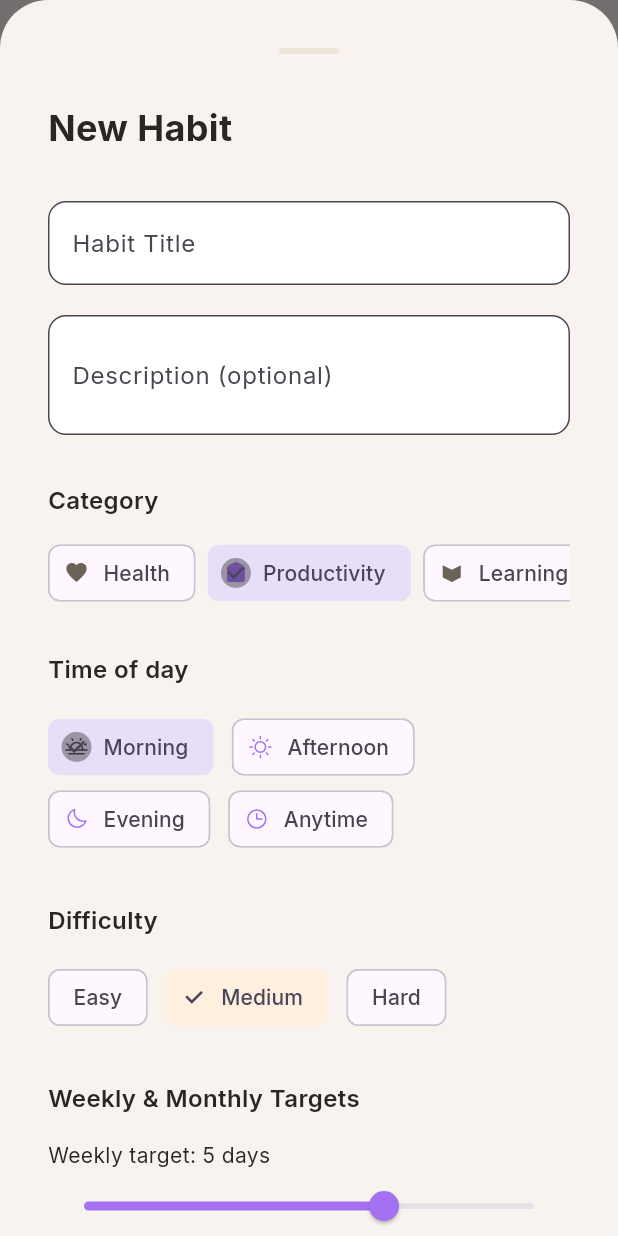
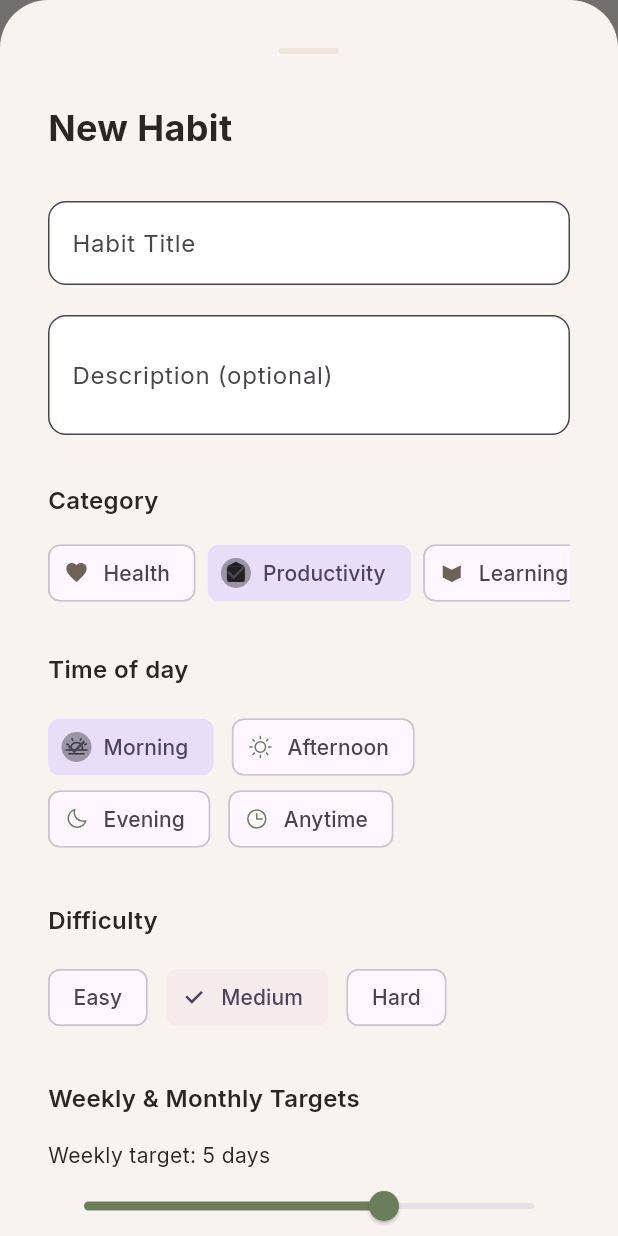
Before and after one commit to erencanakyuz/Bootstrapapp, a Flutter app: the screen it shows after launch, after a tap on "Skip", after a tap on "Your One Perfect Day", on a phone screen of 412 x 824 dp. Run offline on Flutter 3.47's test engine with Material 3 defaults, Android fonts, the phone set to English and light mode, and no system bars; our stand-ins replace confetti, file_picker, fl_chart, flutter_local_notifications, flutter_riverpod, flutter_svg and 6 more.

Commit message:
FİX COLOR1

```diff
--- a/lib/main.dart
+++ b/lib/main.dart
@@ -41,7 +41,7 @@ class BootstrapApp extends ConsumerWidget {
           backgroundColor: colors.background,
           body: Center(
             child: CircularProgressIndicator(
-              color: colors.primary,
+              color: colors.textPrimary,
             ),
           ),
         ),
--- a/lib/models/habit.dart
+++ b/lib/models/habit.dart
@@ -122,11 +122,11 @@ extension HabitDifficultyDetails on HabitDifficulty {
   Color get badgeColor {
     switch (this) {
       case HabitDifficulty.easy:
-        return const Color(0xFF34D399);
+        return const Color(0xFF6B7D5A); // Military/olive green
       case HabitDifficulty.medium:
-        return const Color(0xFFFBBF24);
+        return const Color(0xFFC9A882); // Muted warm beige-orange
       case HabitDifficulty.hard:
-        return const Color(0xFFFB7185);
+        return const Color(0xFFB87D7D); // Muted dusty rose
     }
   }
 }
@@ -683,7 +683,7 @@ class HabitTemplates {
         id: _uuid.v4(),
         title: 'Sleep 8 hours',
         description: 'Lights out by 10:30pm to earn your recovery badge',
-        color: const Color(0xFF3D8BFF),
+        color: const Color(0xFF6B8FA3), // Muted blue-gray
         icon: PhosphorIconsRegular.moon,
         category: HabitCategory.health,
         timeBlock: HabitTimeBlock.evening,
@@ -693,7 +693,7 @@ class HabitTemplates {
         id: _uuid.v4(),
         title: 'Meditation 15m',
         description: 'Deep breathing and mindfulness reset',
-        color: const Color(0xFF9C27B0),
+        color: const Color(0xFF9B8FA8), // Muted dusty lavender
         icon: PhosphorIconsRegular.leaf,
         category: HabitCategory.mindfulness,
         timeBlock: HabitTimeBlock.morning,
@@ -703,7 +703,7 @@ class HabitTemplates {
         id: _uuid.v4(),
         title: 'Deep Work Block',
         description: '90 minutes distraction-free creation',
-        color: const Color(0xFF22C55E),
+        color: const Color(0xFF6B7D5A), // Military/olive green
         icon: PhosphorIconsRegular.briefcase,
         category: HabitCategory.productivity,
         timeBlock: HabitTimeBlock.afternoon,
@@ -713,7 +713,7 @@ class HabitTemplates {
         id: _uuid.v4(),
         title: 'Hydration Hero',
         description: '3 full bottles before lunch',
-        color: const Color(0xFF0EA5E9),
+        color: const Color(0xFF7A9B9B), // Muted dusty teal
         icon: PhosphorIconsRegular.drop,
         category: HabitCategory.health,
         timeBlock: HabitTimeBlock.morning,
@@ -723,7 +723,7 @@ class HabitTemplates {
         id: _uuid.v4(),
         title: 'Read 20 pages',
         description: 'Fuel your thinking with a focused reading sprint',
-        color: const Color(0xFFF0B429),
+        color: const Color(0xFFC9A882), // Muted warm beige-orange
         icon: PhosphorIconsRegular.book,
         category: HabitCategory.learning,
         timeBlock: HabitTimeBlock.evening,
@@ -733,7 +733,7 @@ class HabitTemplates {
         id: _uuid.v4(),
         title: 'Creative Sketch',
         description: 'Ship one creative output daily',
-        color: const Color(0xFFF472B6),
+        color: const Color(0xFFC99FA3), // Muted dusty pink
         icon: PhosphorIconsRegular.pencil,
         category: HabitCategory.creativity,
         timeBlock: HabitTimeBlock.anytime,
--- a/lib/screens/home_screen.dart
+++ b/lib/screens/home_screen.dart
@@ -186,7 +186,14 @@ class _HomeScreenState extends State<HomeScreen>
       margin: const EdgeInsets.only(bottom: 16),
       padding: const EdgeInsets.all(22),
         decoration: BoxDecoration(
-          color: const Color(0xFFFFFCF9),
+          gradient: LinearGradient(
+            begin: Alignment.centerLeft,
+            end: Alignment.centerRight,
+            colors: [
+              colors.gradientPeachStart,
+              colors.gradientPeachEnd,
+            ],
+          ),
           borderRadius: BorderRadius.circular(AppSizes.radiusXXL),
           boxShadow: AppShadows.cardSoft(null),
         ),
@@ -288,7 +295,7 @@ class _HomeScreenState extends State<HomeScreen>
     AppTextStyles textStyles,
     double horizontalPadding,
   ) {
-    // Removed - Weekly Progress card removed per user request
+    // Removed - Future Journal card removed per user request
     return const SizedBox.shrink();
   }
 
@@ -300,12 +307,15 @@ class _HomeScreenState extends State<HomeScreen>
       child: Container(
         padding: const EdgeInsets.symmetric(horizontal: 18, vertical: 16),
         decoration: BoxDecoration(
-          color: const Color(0xFFFFFCF9),
+          gradient: LinearGradient(
+            begin: Alignment.centerLeft,
+            end: Alignment.centerRight,
+            colors: [
+              Color(0xFFE8D5C4), // Muted cream-beige
+              Color(0xFFF5E6D3), // Muted peach-cream
+            ],
+          ),
           borderRadius: BorderRadius.circular(AppSizes.radiusL),
-          border: Border.all(
-            color: colors.outline.withValues(alpha: 0.3),
-            width: 1,
-          ),
           boxShadow: AppShadows.cardSoft(null),
         ),
         child: Row(
@@ -522,8 +532,8 @@ class _HomeScreenState extends State<HomeScreen>
                     height: height,
                     decoration: BoxDecoration(
                       color: height % 2 == 0
-                          ? colors.brandAccentPurple
-                          : colors.brandAccentPurpleSoft,
+                          ? colors.textPrimary
+                          : colors.textTertiary,
                       borderRadius: BorderRadius.circular(2),
                     ),
                   ),
@@ -897,9 +907,9 @@ class _HomeScreenState extends State<HomeScreen>
                 gravity: 0.3,
                 shouldLoop: false,
                 colors: [
-                  colors.textPrimary,
-                  colors.textSecondary,
-                  colors.textTertiary,
+                  Color(0xFFD4C4B0), // Muted beige
+                  Color(0xFFC9B8A3), // Muted cream
+                  Color(0xFFB8A892), // Muted tan
                 ],
               ),
             ),
--- a/lib/screens/notification_test_screen.dart
+++ b/lib/screens/notification_test_screen.dart
@@ -451,7 +451,7 @@ class _NotificationTestScreenState extends ConsumerState<NotificationTestScreen>
                               vertical: 2,
                             ),
                             decoration: BoxDecoration(
-                              color: colors.primary.withValues(alpha: 0.2),
+                              color: colors.textPrimary.withValues(alpha: 0.1),
                               borderRadius: BorderRadius.circular(AppSizes.radiusS),
                             ),
                             child: Text(
@@ -459,7 +459,7 @@ class _NotificationTestScreenState extends ConsumerState<NotificationTestScreen>
                               style: TextStyle(
                                 fontSize: 10,
                                 fontWeight: FontWeight.bold,
-                                color: colors.primary,
+                                color: colors.textPrimary,
                               ),
                             ),
                           ),
@@ -649,7 +649,7 @@ class _NotificationTestScreenState extends ConsumerState<NotificationTestScreen>
       child: ElevatedButton(
         onPressed: _isLoading ? null : onTap,
         style: ElevatedButton.styleFrom(
-          backgroundColor: colors.primary,
+          backgroundColor: colors.textPrimary,
           foregroundColor: Colors.white,
           padding: const EdgeInsets.all(AppSizes.paddingM),
           alignment: Alignment.centerLeft,
--- a/lib/screens/onboarding_screen.dart
+++ b/lib/screens/onboarding_screen.dart
@@ -112,7 +112,7 @@ class _OnboardingScreenState extends ConsumerState<OnboardingScreen> {
                     height: 8,
                     decoration: BoxDecoration(
                       color: _currentIndex == index
-                          ? colors.primary
+                          ? colors.textPrimary
                           : colors.outline,
                       borderRadius: BorderRadius.circular(999),
                     ),
--- a/lib/screens/profile_screen.dart
+++ b/lib/screens/profile_screen.dart
@@ -53,13 +53,13 @@ class ProfileScreen extends ConsumerWidget {
               Center(
                 child: CircleAvatar(
                   radius: 48,
-                  backgroundColor: colors.primary.withValues(alpha: 0.1),
+                  backgroundColor: colors.outline.withValues(alpha: 0.1),
                   child: Text(
                     settings.name.isNotEmpty ? settings.name[0].toUpperCase() : '?',
                     style: TextStyle(
                       fontSize: 32,
                       fontWeight: FontWeight.bold,
-                      color: colors.primary,
+                      color: colors.textPrimary,
                     ),
                   ),
                 ),
--- a/lib/widgets/add_habit_modal.dart
+++ b/lib/widgets/add_habit_modal.dart
@@ -33,14 +33,14 @@ class _AddHabitModalState extends State<AddHabitModal> {
   List<HabitReminder> _reminders = [];
 
   final List<Color> _colors = const [
-    Color(0xFF3D8BFF),
-    Color(0xFF22C55E),
-    Color(0xFFEF4444),
-    Color(0xFFF0B429),
-    Color(0xFF9C27B0),
-    Color(0xFF00A699),
-    Color(0xFFFF6B6B),
-    Color(0xFF607D8B),
+    Color(0xFF6B8FA3), // Muted blue-gray
+    Color(0xFF6B7D5A), // Military/olive green
+    Color(0xFFB87D7D), // Muted dusty rose
+    Color(0xFFC9A882), // Muted warm beige-orange
+    Color(0xFF9B8FA8), // Muted dusty lavender (instead of bright purple)
+    Color(0xFF7A9B9B), // Muted dusty teal
+    Color(0xFFC99FA3), // Muted dusty pink
+    Color(0xFF8B9BA8), // Muted slate blue-gray
   ];
 
   @override
@@ -149,7 +149,7 @@ class _AddHabitModalState extends State<AddHabitModal> {
                       width: 18,
                       height: 18,
                       colorFilter: ColorFilter.mode(
-                        isSelected ? colors.primary : colors.textSecondary,
+                        isSelected ? colors.textPrimary : colors.textSecondary,
                         BlendMode.srcIn,
                       ),
                     ),
@@ -231,7 +231,7 @@ class _AddHabitModalState extends State<AddHabitModal> {
                     .map(
                       (reminder) => ListTile(
                         contentPadding: EdgeInsets.zero,
-                        leading: Icon(Icons.alarm, color: colors.primary),
+                        leading: Icon(Icons.alarm, color: colors.textPrimary),
                         title: Text(
                           _formatTimeOfDay(
                             TimeOfDay(hour: reminder.hour, minute: reminder.minute),
--- a/lib/widgets/habit_card.dart
+++ b/lib/widgets/habit_card.dart
@@ -43,7 +43,7 @@ class HabitCard extends StatelessWidget {
     // Professional shadow and border for beige theme
     return Container(
       decoration: BoxDecoration(
-        color: const Color(0xFFFFFCF9), // Light beige - user requested
+        color: const Color(0xFFFFF8F0), // Light cream/yellow cream // Light beige - user requested
         borderRadius: BorderRadius.circular(AppSizes.radiusL),
         border: Border.all(
           color: colors.outline.withValues(alpha: 0.5), // More subtle border
```
Also changed, not shown: lib/theme/app_theme.dart (+9 -9 lines), 1 other file.
